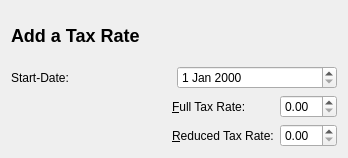
This is src/taxeditbase.ui in dragotin/kraft as Qt 5 draws it before an edit. The edited form follows.
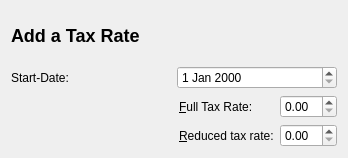
This is the edited form.

Patch:
```diff
--- a/src/taxeditbase.ui
+++ b/src/taxeditbase.ui
@@ -65,7 +65,7 @@
      <item row="1" column="0">
       <widget class="QLabel" name="textLabel2_2">
        <property name="text">
-        <string>&amp;Reduced Tax Rate:</string>
+        <string>&amp;Reduced tax rate:</string>
        </property>
        <property name="wordWrap">
         <bool>false</bool>
```
